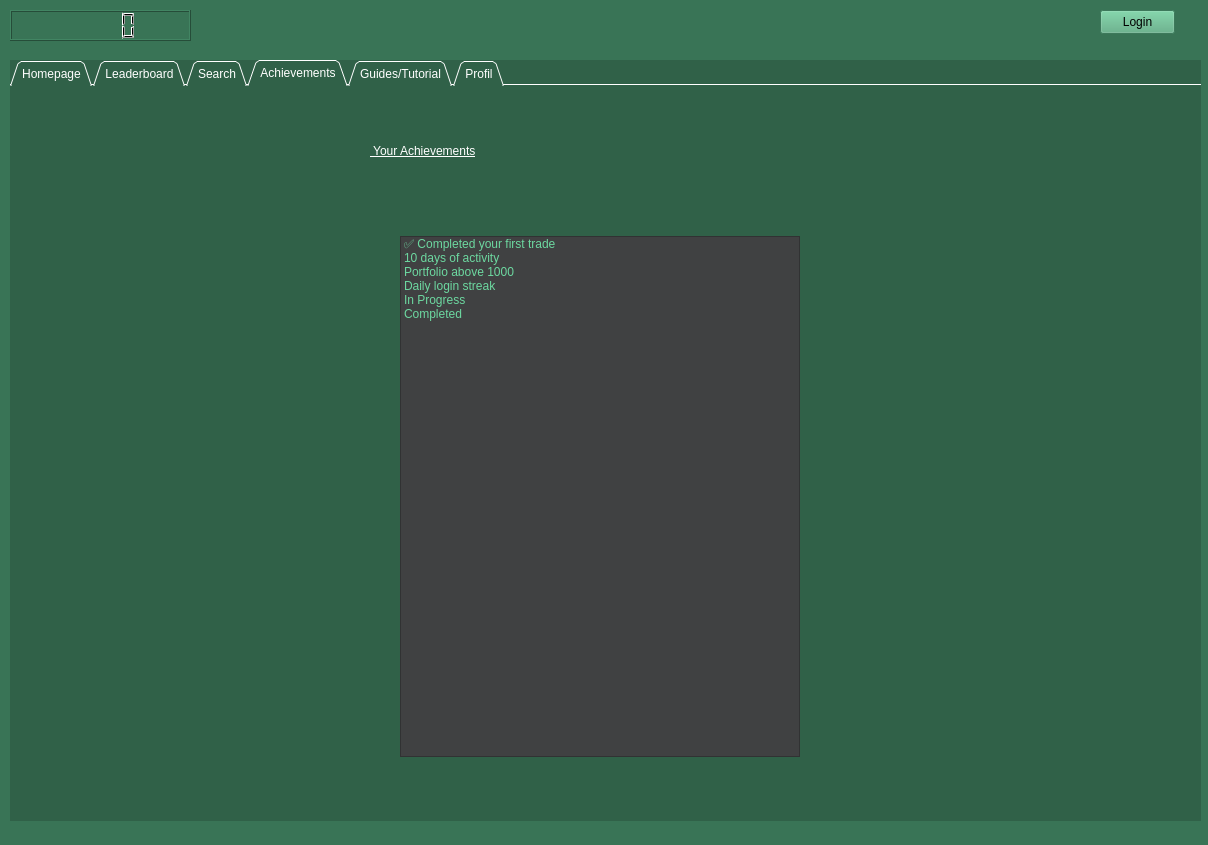
First picture: the form in client/form.ui, repository SushantKumarPandey/Crypto-Tradeing-App-with-fake-currency, before the edit.
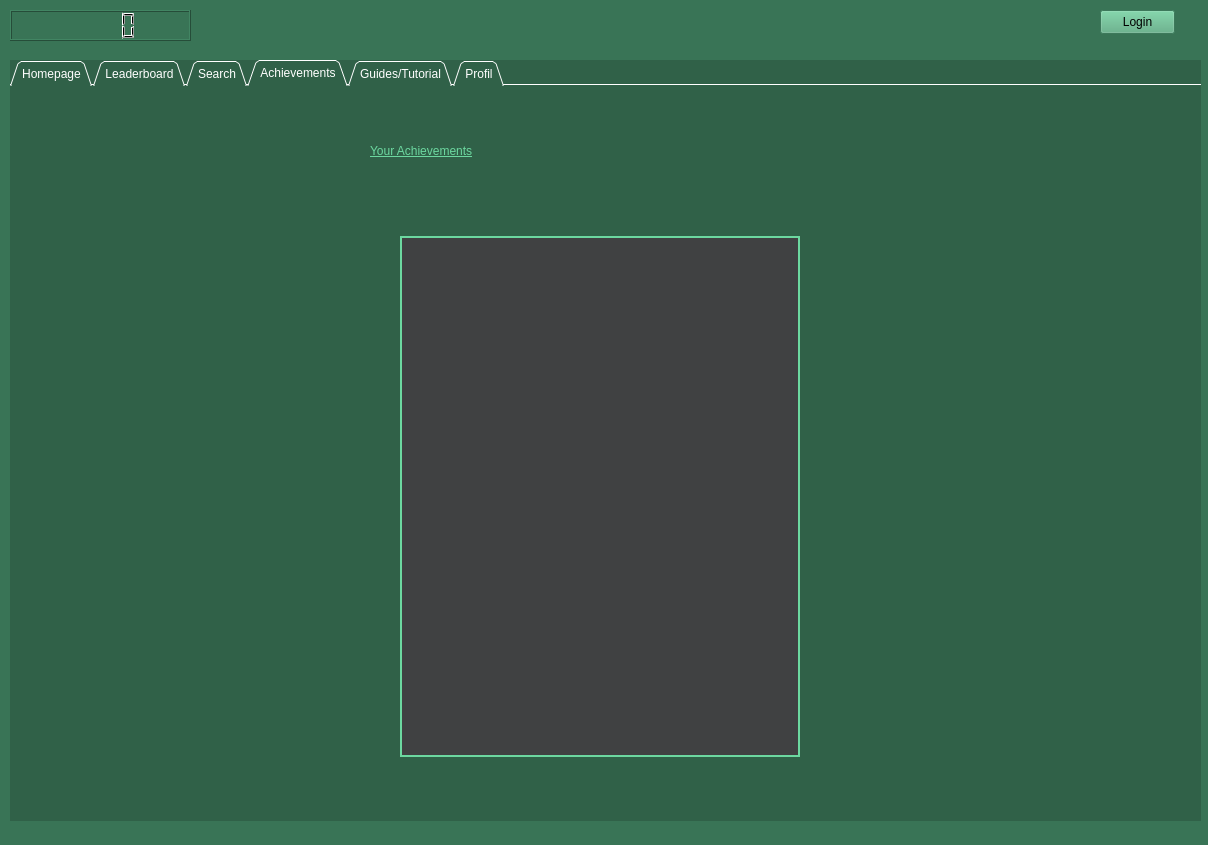
Second picture: the form after the edit. The open tabs and pages were chosen to show the change.

Commit message: upadte achivement tab

What changed in the file:
```diff
--- a/client/form.ui
+++ b/client/form.ui
@@ -907,15 +907,18 @@
        </rect>
       </property>
       <property name="styleSheet">
-       <string notr="true">font: 28pt &quot;Segoe UI&quot;;
+   <string notr="true">font: 28pt "Segoe UI";
+color: rgb(108, 216, 160);
 background-color:transparent;
 text-decoration: underline;</string>
       </property>
       <property name="text">
-       <string> Your Achievements</string>
-      </property>
-     </widget>
-     <widget class="QListWidget" name="listWidget">
+   <string>Your Achievements</string>
+  </property>
+ </widget>
+
+ <!-- ✅ Container for dynamic checkboxes -->
+ <widget class="QWidget" name="achievementsContainer">
       <property name="geometry">
        <rect>
         <x>390</x>
@@ -925,43 +928,12 @@
        </rect>
       </property>
       <property name="styleSheet">
-       <string notr="true">font: 14pt &quot;Segoe UI&quot;;
-color: rgb(108, 216, 160);
+   <string notr="true">
 background-color: rgb(64, 65, 66);
+border: 2px solid rgb(108, 216, 160);
 </string>
       </property>
-      <item>
-       <property name="text">
-        <string>✅ Completed your first trade</string>
-       </property>
-      </item>
-      <item>
-       <property name="text">
-        <string>10 days of activity</string>
-       </property>
-      </item>
-      <item>
-       <property name="text">
-        <string>Portfolio above 1000</string>
-       </property>
-      </item>
-      <item>
-       <property name="text">
-        <string>Daily login streak</string>
-       </property>
-      </item>
-      <item>
-       <property name="text">
-        <string>In Progress</string>
-       </property>
-      </item>
-      <item>
-       <property name="text">
-        <string>Completed
-
-</string>
-       </property>
-      </item>
+  <layout class="QVBoxLayout" name="verticalLayout"/>
      </widget>
     </widget>
     <widget class="QWidget" name="tab_4">
```
Left out of the diff: 2 changed lines with no effect on the pictures. Lines whose indentation alone changed are shown as unchanged. The commit also changes 1 other file.
